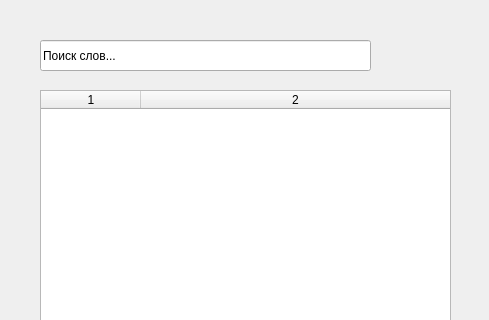
First picture: the form in src/editDictionaryWindow.ui, repository deadpadre/zardos, before the edit; both pictures show x 0 to 489 and y 0 to 320 of the 489 by 484 pixel window.
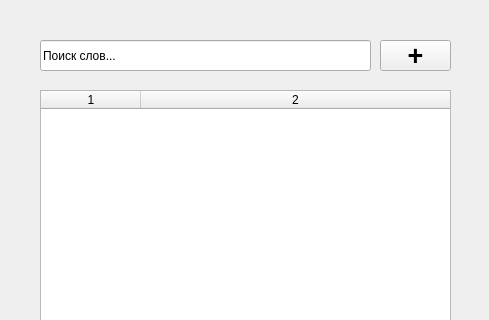
Second picture: the form after the edit.

Commit message: Adding new words functionality seccessfully implemented.

```diff
--- a/src/editDictionaryWindow.ui
+++ b/src/editDictionaryWindow.ui
@@ -66,6 +66,26 @@
    <column/>
    <column/>
   </widget>
+  <widget class="QPushButton" name="addNewWordButton">
+   <property name="geometry">
+    <rect>
+     <x>380</x>
+     <y>40</y>
+     <width>71</width>
+     <height>31</height>
+    </rect>
+   </property>
+   <property name="font">
+    <font>
+     <pointsize>20</pointsize>
+     <weight>75</weight>
+     <bold>true</bold>
+    </font>
+   </property>
+   <property name="text">
+    <string>+</string>
+   </property>
+  </widget>
  </widget>
  <resources/>
  <connections>
```
The commit also changes 5 other files.
